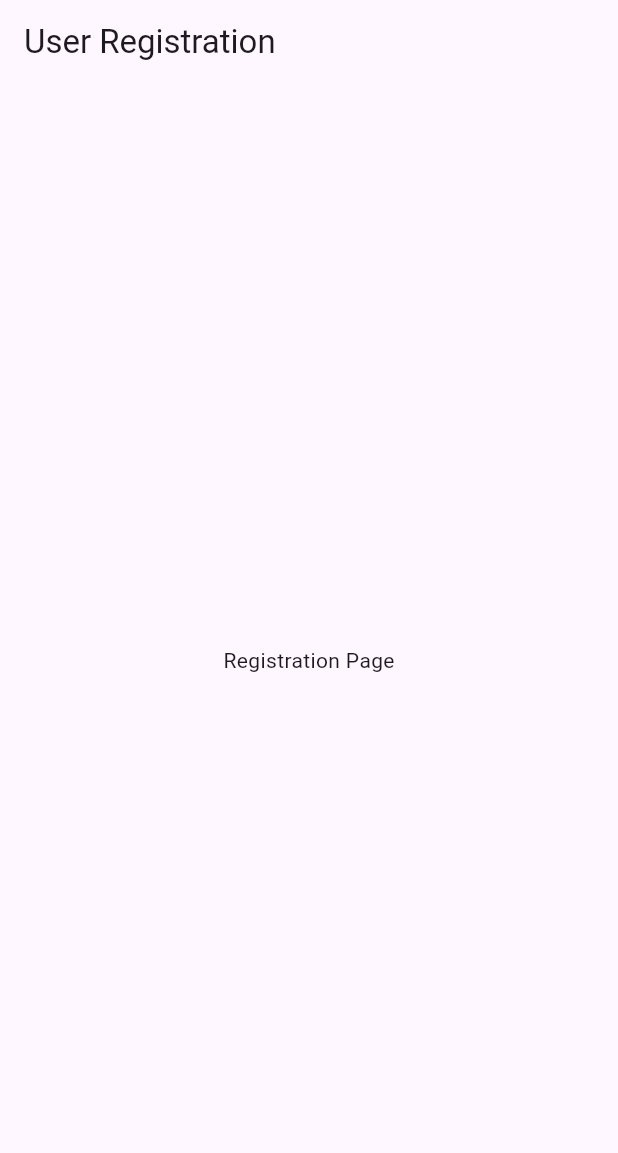
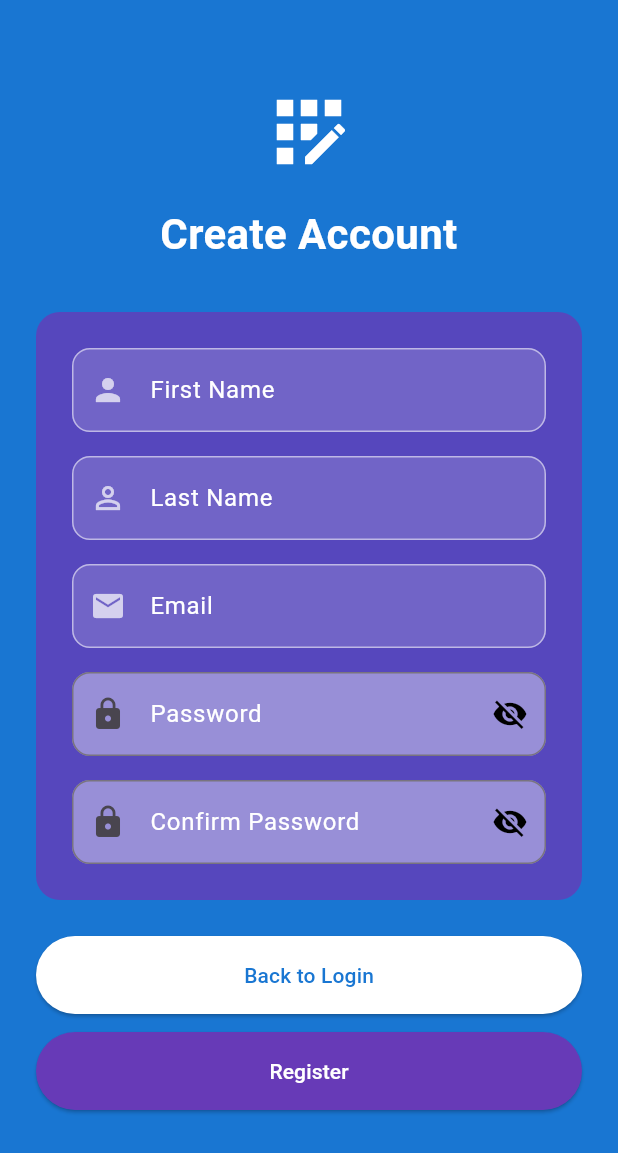
Before and after one commit to Ethan2310/Kanban-Frontend, a Flutter app: the RegisterPage screen opened by its route, on a phone screen of 412 x 824 dp. Shown: the top 1153 px of the screen. Run offline on Flutter 3.47's test engine with Material 3 defaults, Android fonts, the phone set to English and light mode, and no system bars; our stand-ins replace dartz, dio, equatable, flutter_bloc, flutter_dotenv, flutter_secure_storage and 3 more; accounts and stored records are empty.

Commit message:
create user register form and add new BLOC state for AuthRegistrationSuccess

```diff
--- a/lib/core/ui/password_input_box.dart
+++ b/lib/core/ui/password_input_box.dart
@@ -13,6 +13,7 @@ class PasswordInputBox extends StatefulWidget {
     this.validator,
     this.state = PasswordInputState.normal,
     this.onFieldSubmitted,
+    this.label = 'Password',
   });
 
   final TextEditingController? controller;
@@ -22,6 +23,7 @@ class PasswordInputBox extends StatefulWidget {
   final String? Function(String?)? validator;
   final PasswordInputState state;
   final ValueChanged<String>? onFieldSubmitted;
+  final String label;
 
   @override
   State<PasswordInputBox> createState() => _PasswordInputBoxState();
@@ -49,7 +51,7 @@ class _PasswordInputBoxState extends State<PasswordInputBox> {
       textInputAction: TextInputAction.done,
       onFieldSubmitted: widget.onFieldSubmitted,
       decoration: InputDecoration(
-        labelText: 'Password',
+        labelText: widget.label,
         labelStyle: const TextStyle(color: Colors.white),
         filled: true,
         fillColor: Colors.white.withAlpha(100),
--- a/lib/features/auth/presentation/bloc/auth_bloc.dart
+++ b/lib/features/auth/presentation/bloc/auth_bloc.dart
@@ -31,6 +31,7 @@ class AuthBloc extends Bloc<AuthEvent, AuthState> {
     on<AuthRegisterRequested>(_onRegisterRequested);
     on<AuthCheckRequested>(_onAuthCheckRequested);
     on<AuthNavigateToRegister>(_onAuthNavigateToRegister);
+    on<AuthNavigateToLogin>(_onAuthNavigateToLogin);
   }
 
   Future<void> _onAuthCheckRequested(
@@ -154,8 +155,8 @@ class AuthBloc extends Bloc<AuthEvent, AuthState> {
         }
         emit(AuthError(message: message, type: errorType));
       },
-      (_) {
-        emit(AuthInitial());
+      (user) {
+        emit(AuthRegistrationSuccess(email: event.email));
       },
     );
   }
@@ -166,4 +167,11 @@ class AuthBloc extends Bloc<AuthEvent, AuthState> {
   ) async {
     emit(AuthRegistering());
   }
+
+  Future<void> _onAuthNavigateToLogin(
+    AuthNavigateToLogin event,
+    Emitter<AuthState> emit,
+  ) async {
+    emit(AuthUnauthenticated());
+  }
 }
--- a/lib/features/auth/presentation/bloc/auth_event.dart
+++ b/lib/features/auth/presentation/bloc/auth_event.dart
@@ -23,6 +23,8 @@ class AuthLogoutRequested extends AuthEvent {}
 
 class AuthNavigateToRegister extends AuthEvent {}
 
+class AuthNavigateToLogin extends AuthEvent {}
+
 class AuthRegisterRequested extends AuthEvent {
   final String email;
   final String password;
--- a/lib/features/auth/presentation/bloc/auth_state.dart
+++ b/lib/features/auth/presentation/bloc/auth_state.dart
@@ -33,3 +33,12 @@ class AuthError extends AuthState {
 class AuthUnauthenticated extends AuthState {}
 
 class AuthRegistering extends AuthState {}
+
+class AuthRegistrationSuccess extends AuthState {
+  final String email;
+
+  AuthRegistrationSuccess({required this.email});
+
+  @override
+  List<Object?> get props => [email];
+}
--- a/lib/features/auth/presentation/screens/login_page.dart
+++ b/lib/features/auth/presentation/screens/login_page.dart
@@ -17,6 +17,22 @@ class _LoginPageState extends State<LoginPage> {
   final _emailController = TextEditingController();
   final _passwordController = TextEditingController();
   var _passwordInputState = PasswordInputState.normal;
+
+  @override
+  void initState() {
+    super.initState();
+    // BlocListener only fires on state *changes*. When the router navigates
+    // to this page because AuthRegistrationSuccess was emitted, the page
+    // mounts with that state already current — no change fires the listener.
+    // A post-frame callback catches that case.
+    WidgetsBinding.instance.addPostFrameCallback((_) {
+      if (!mounted) return;
+      final state = context.read<AuthBloc>().state;
+      if (state is AuthRegistrationSuccess) {
+        _handleRegistrationSuccess(state.email);
+      }
+    });
+  }
 
   @override
   void dispose() {
@@ -45,6 +61,18 @@ class _LoginPageState extends State<LoginPage> {
 
   void _handleRegister() {
     context.read<AuthBloc>().add(AuthNavigateToRegister());
+  }
+
+  void _handleRegistrationSuccess(String email) {
+    _emailController.text = email;
+    ScaffoldMessenger.of(context).showSnackBar(
+      SnackBar(
+        content: Text('$email Successfully Registered'),
+        backgroundColor: Colors.green,
+        duration: const Duration(seconds: 4),
+      ),
+    );
+    context.read<AuthBloc>().add(AuthNavigateToLogin());
   }
 
   @override
@@ -166,6 +194,11 @@ class _LoginPageState extends State<LoginPage> {
                 );
               },
               listener: (context, state) {
+                if (state is AuthRegistrationSuccess) {
+                  _handleRegistrationSuccess(state.email);
+                  return;
+                }
+
                 if (state is AuthError &&
                     state.type == AuthErrorType.invalidCredentials) {
                   setState(() {
--- a/lib/features/auth/presentation/screens/register_page.dart
+++ b/lib/features/auth/presentation/screens/register_page.dart
@@ -1,13 +1,135 @@
 import 'package:flutter/material.dart';
+import 'package:flutter_bloc/flutter_bloc.dart';
+import 'package:kanban_frontend/features/auth/domain/entities/user_entity.dart';
+import 'package:kanban_frontend/features/auth/presentation/bloc/bloc.dart';
+import 'package:kanban_frontend/features/auth/presentation/widgets/register_form.dart';
 
-class RegisterPage extends StatelessWidget {
+class RegisterPage extends StatefulWidget {
   const RegisterPage({super.key});
+
+  @override
+  State<RegisterPage> createState() => _RegisterPageState();
+}
+
+class _RegisterPageState extends State<RegisterPage> {
+  final _formKey = GlobalKey<FormState>();
+  final _firstNameController = TextEditingController();
+  final _lastNameController = TextEditingController();
+  final _emailController = TextEditingController();
+  final _passwordController = TextEditingController();
+  final _confirmPasswordController = TextEditingController();
+
+  @override
+  void dispose() {
+    _firstNameController.dispose();
+    _lastNameController.dispose();
+    _emailController.dispose();
+    _passwordController.dispose();
+    _confirmPasswordController.dispose();
+    super.dispose();
+  }
+
+  void _handleRegister() {
+    if (_formKey.currentState!.validate()) {
+      context.read<AuthBloc>().add(
+            AuthRegisterRequested(
+              firstName: _firstNameController.text.trim(),
+              lastName: _lastNameController.text.trim(),
+              email: _emailController.text.trim(),
+              password: _passwordController.text,
+              role: UserRole.user,
+            ),
+          );
+    }
+  }
+
+  void _handleBackToLogin() {
+    context.read<AuthBloc>().add(AuthNavigateToLogin());
+  }
 
   @override
   Widget build(BuildContext context) {
     return Scaffold(
-      appBar: AppBar(title: const Text('User Registration')),
-      body: const Center(child: Text('Registration Page')),
+      backgroundColor: Colors.blue.shade700,
+      body: BlocConsumer<AuthBloc, AuthState>(
+        listener: (context, state) {
+          if (state is AuthError) {
+            ScaffoldMessenger.of(context).showSnackBar(
+              SnackBar(
+                content: Text(state.message),
+                backgroundColor: Colors.red,
+              ),
+            );
+          }
+        },
+        builder: (context, state) {
+          final isLoading = state is AuthLoading;
+
+          return SafeArea(
+            child: SingleChildScrollView(
+              padding: const EdgeInsets.all(24),
+              child: Column(
+                crossAxisAlignment: CrossAxisAlignment.stretch,
+                children: [
+                  const SizedBox(height: 32),
+                  const Icon(Icons.app_registration,
+                      size: 64, color: Colors.white),
+                  const SizedBox(height: 16),
+                  const Text(
+                    'Create Account',
+                    textAlign: TextAlign.center,
+                    style: TextStyle(
+                      color: Colors.white,
+                      fontSize: 28,
+                      fontWeight: FontWeight.bold,
+                    ),
+                  ),
+                  const SizedBox(height: 32),
+                  RegisterForm(
+                    formKey: _formKey,
+                    firstNameController: _firstNameController,
+                    lastNameController: _lastNameController,
+                    emailController: _emailController,
+                    passwordController: _passwordController,
+                    confirmPasswordController: _confirmPasswordController,
+                    enabled: !isLoading,
+                  ),
+                  const SizedBox(height: 24),
+                  ElevatedButton(
+                    onPressed: isLoading ? null : _handleBackToLogin,
+                    style: ElevatedButton.styleFrom(
+                      padding: const EdgeInsets.symmetric(vertical: 16),
+                      backgroundColor: Colors.white,
+                      foregroundColor: Colors.blue.shade700,
+                    ),
+                    child: const Text('Back to Login'),
+                  ),
+                  const SizedBox(height: 12),
+                  ElevatedButton(
+                    onPressed: isLoading ? null : _handleRegister,
+                    style: ElevatedButton.styleFrom(
+                      padding: const EdgeInsets.symmetric(vertical: 16),
+                      backgroundColor: Colors.deepPurple,
+                      foregroundColor: Colors.white,
+                    ),
+                    child: isLoading
+                        ? const SizedBox(
+                            height: 20,
+                            width: 20,
+                            child: CircularProgressIndicator(
+                              strokeWidth: 2,
+                              color: Colors.white,
+                            ),
+                          )
+                        : const Text('Register'),
+                  ),
+                  const SizedBox(height: 24),
+                ],
+              ),
+            ),
+          );
+        },
+      ),
     );
   }
 }
--- /dev/null
+++ b/lib/features/auth/presentation/widgets/register_form.dart
@@ -0,0 +1,122 @@
+import 'package:flutter/material.dart';
+import 'package:kanban_frontend/core/ui/app_text_box.dart';
+import 'package:kanban_frontend/core/ui/password_input_box.dart';
+
+/// A reusable registration form widget.
+///
+/// Renders all fields inside a purple-tinted card.
+/// The parent is responsible for providing controllers and a [formKey].
+class RegisterForm extends StatelessWidget {
+  const RegisterForm({
+    super.key,
+    required this.formKey,
+    required this.firstNameController,
+    required this.lastNameController,
+    required this.emailController,
+    required this.passwordController,
+    required this.confirmPasswordController,
+    this.enabled = true,
+  });
+
+  final GlobalKey<FormState> formKey;
+  final TextEditingController firstNameController;
+  final TextEditingController lastNameController;
+  final TextEditingController emailController;
+  final TextEditingController passwordController;
+  final TextEditingController confirmPasswordController;
+  final bool enabled;
+
+  @override
+  Widget build(BuildContext context) {
+    return Container(
+      padding: const EdgeInsets.all(24),
+      decoration: BoxDecoration(
+        color: Colors.deepPurple.withAlpha(200),
+        borderRadius: BorderRadius.circular(16),
+      ),
+      child: Form(
+        key: formKey,
+        child: Column(
+          crossAxisAlignment: CrossAxisAlignment.stretch,
+          children: [
+            AppTextBox(
+              controller: firstNameController,
+              enabled: enabled,
+              decoration: _fieldDecoration('First Name', Icons.person),
+              validator: (v) => (v == null || v.isEmpty)
+                  ? 'Please enter your first name'
+                  : null,
+              textInputAction: TextInputAction.next,
+            ),
+            const SizedBox(height: 16),
+            AppTextBox(
+              controller: lastNameController,
+              enabled: enabled,
+              decoration: _fieldDecoration('Last Name', Icons.person_outline),
+              validator: (v) => (v == null || v.isEmpty)
+                  ? 'Please enter your last name'
+                  : null,
+              textInputAction: TextInputAction.next,
+            ),
+            const SizedBox(height: 16),
+            AppTextBox(
+              controller: emailController,
+              enabled: enabled,
+              keyboardType: TextInputType.emailAddress,
+              decoration: _fieldDecoration('Email', Icons.email),
+              validator: (v) {
+                if (v == null || v.isEmpty) return 'Please enter your email';
+                if (!v.contains('@')) return 'Please enter a valid email';
+                return null;
+              },
+              textInputAction: TextInputAction.next,
+            ),
+            const SizedBox(height: 16),
+            PasswordInputBox(
+              controller: passwordController,
+              enabled: enabled,
+              validator: (v) {
+                if (v == null || v.isEmpty) return 'Please enter a password';
+                if (v.length < 6)
+                  return 'Password must be at least 6 characters';
+                return null;
+              },
+            ),
+            const SizedBox(height: 16),
+            PasswordInputBox(
+              label: 'Confirm Password',
+              controller: confirmPasswordController,
+              enabled: enabled,
+              validator: (v) {
+                if (v == null || v.isEmpty)
+                  return 'Please confirm your password';
+                if (v != passwordController.text)
+                  return 'Passwords do not match';
+                return null;
+              },
+            ),
+          ],
+        ),
+      ),
+    );
+  }
+
+  InputDecoration _fieldDecoration(String label, IconData icon) {
+    return InputDecoration(
+      labelText: label,
+      labelStyle: const TextStyle(color: Colors.white),
+      filled: true,
+      fillColor: Colors.white.withAlpha(40),
+      border: OutlineInputBorder(borderRadius: BorderRadius.circular(12)),
+      enabledBorder: OutlineInputBorder(
+        borderRadius: BorderRadius.circular(12),
+        borderSide: const BorderSide(color: Colors.white54),
+      ),
+      focusedBorder: OutlineInputBorder(
+        borderRadius: BorderRadius.circular(12),
+        borderSide: const BorderSide(color: Colors.white, width: 1.5),
+      ),
+      prefixIcon: Icon(icon, color: Colors.white70),
+    );
+  }
+}
--- a/lib/router.dart
+++ b/lib/router.dart
@@ -24,6 +24,10 @@ class AppRouter {
           final isGoingToRegister = state.matchedLocation == '/register';
 
           if (authState is AuthUnauthenticated || authState is AuthError) {
+            return isGoingToLogin ? null : '/login';
+          }
+
+          if (authState is AuthRegistrationSuccess) {
             return isGoingToLogin ? null : '/login';
           }
 
```
